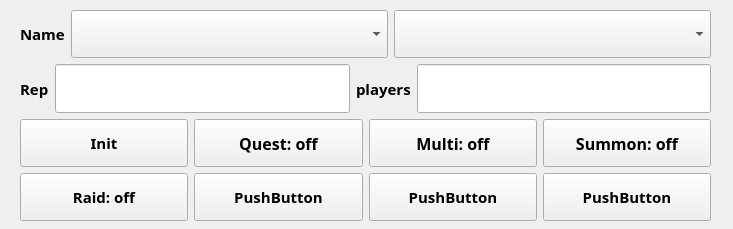
The window that ffbe_widget.ui (HyuntaMansei/ffbe) describes before a commit, drawn with Qt 5.
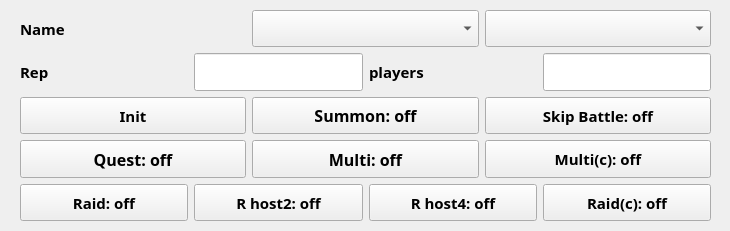
The same window after the commit.

The edit to the form file:
```diff
--- a/ffbe_widget.ui
+++ b/ffbe_widget.ui
@@ -6,8 +6,8 @@
    <rect>
     <x>0</x>
     <y>0</y>
-    <width>733</width>
-    <height>229</height>
+    <width>730</width>
+    <height>231</height>
    </rect>
   </property>
   <property name="windowTitle">
@@ -45,7 +45,7 @@
       <item>
        <widget class="QLabel" name="label_3">
         <property name="sizePolicy">
-         <sizepolicy hsizetype="Preferred" vsizetype="Expanding">
+         <sizepolicy hsizetype="Expanding" vsizetype="Expanding">
           <horstretch>0</horstretch>
           <verstretch>0</verstretch>
          </sizepolicy>
@@ -122,7 +122,7 @@
       <item>
        <widget class="QLabel" name="label">
         <property name="sizePolicy">
-         <sizepolicy hsizetype="Preferred" vsizetype="Expanding">
+         <sizepolicy hsizetype="Expanding" vsizetype="Expanding">
           <horstretch>0</horstretch>
           <verstretch>0</verstretch>
          </sizepolicy>
@@ -182,7 +182,7 @@
       <item>
        <widget class="QLabel" name="label_2">
         <property name="sizePolicy">
-         <sizepolicy hsizetype="Preferred" vsizetype="Expanding">
+         <sizepolicy hsizetype="Expanding" vsizetype="Expanding">
           <horstretch>0</horstretch>
           <verstretch>0</verstretch>
          </sizepolicy>
@@ -265,6 +265,55 @@
        </widget>
       </item>
       <item>
+       <widget class="QPushButton" name="pb_summon">
+        <property name="sizePolicy">
+         <sizepolicy hsizetype="Expanding" vsizetype="Expanding">
+          <horstretch>0</horstretch>
+          <verstretch>0</verstretch>
+         </sizepolicy>
+        </property>
+        <property name="font">
+         <font>
+          <family>새굴림</family>
+          <pointsize>12</pointsize>
+          <weight>75</weight>
+          <bold>true</bold>
+         </font>
+        </property>
+        <property name="locale">
+         <locale language="English" country="UnitedStates"/>
+        </property>
+        <property name="text">
+         <string>Summon: off</string>
+        </property>
+       </widget>
+      </item>
+      <item>
+       <widget class="QPushButton" name="pb_skip_battle">
+        <property name="sizePolicy">
+         <sizepolicy hsizetype="Expanding" vsizetype="Expanding">
+          <horstretch>0</horstretch>
+          <verstretch>0</verstretch>
+         </sizepolicy>
+        </property>
+        <property name="font">
+         <font>
+          <family>새굴림</family>
+          <pointsize>11</pointsize>
+          <weight>75</weight>
+          <bold>true</bold>
+         </font>
+        </property>
+        <property name="text">
+         <string>Skip Battle: off</string>
+        </property>
+       </widget>
+      </item>
+     </layout>
+    </item>
+    <item>
+     <layout class="QHBoxLayout" name="horizontalLayout">
+      <item>
        <widget class="QPushButton" name="pb_quest">
         <property name="sizePolicy">
          <sizepolicy hsizetype="Expanding" vsizetype="Expanding">
@@ -325,7 +374,7 @@
        </widget>
       </item>
       <item>
-       <widget class="QPushButton" name="pb_summon">
+       <widget class="QPushButton" name="pb_multi_client">
         <property name="sizePolicy">
          <sizepolicy hsizetype="Expanding" vsizetype="Expanding">
           <horstretch>0</horstretch>
@@ -335,7 +384,7 @@
         <property name="font">
          <font>
           <family>새굴림</family>
-          <pointsize>12</pointsize>
+          <pointsize>11</pointsize>
           <weight>75</weight>
           <bold>true</bold>
          </font>
@@ -344,14 +393,14 @@
          <locale language="English" country="UnitedStates"/>
         </property>
         <property name="text">
-         <string>Summon: off</string>
+         <string>Multi(c): off</string>
         </property>
        </widget>
       </item>
      </layout>
     </item>
     <item>
-     <layout class="QHBoxLayout" name="horizontalLayout">
+     <layout class="QHBoxLayout" name="horizontalLayout_6">
       <item>
        <widget class="QPushButton" name="pb_raid">
         <property name="sizePolicy">
@@ -374,7 +423,7 @@
        </widget>
       </item>
       <item>
-       <widget class="QPushButton" name="pushButton_2">
+       <widget class="QPushButton" name="pb_raid_host2">
         <property name="sizePolicy">
          <sizepolicy hsizetype="Expanding" vsizetype="Expanding">
           <horstretch>0</horstretch>
@@ -390,12 +439,12 @@
          </font>
         </property>
         <property name="text">
-         <string>PushButton</string>
+         <string>R host2: off</string>
         </property>
        </widget>
       </item>
       <item>
-       <widget class="QPushButton" name="pushButton_3">
+       <widget class="QPushButton" name="pb_raid_host4">
         <property name="sizePolicy">
          <sizepolicy hsizetype="Expanding" vsizetype="Expanding">
           <horstretch>0</horstretch>
@@ -411,12 +460,12 @@
          </font>
         </property>
         <property name="text">
-         <string>PushButton</string>
+         <string>R host4: off</string>
         </property>
        </widget>
       </item>
       <item>
-       <widget class="QPushButton" name="pushButton_4">
+       <widget class="QPushButton" name="pb_raid_client">
         <property name="sizePolicy">
          <sizepolicy hsizetype="Expanding" vsizetype="Expanding">
           <horstretch>0</horstretch>
@@ -432,7 +481,7 @@
          </font>
         </property>
         <property name="text">
-         <string>PushButton</string>
+         <string>Raid(c): off</string>
         </property>
        </widget>
       </item>
```
Left out of the diff: 3 changed lines with no effect on the pictures.
